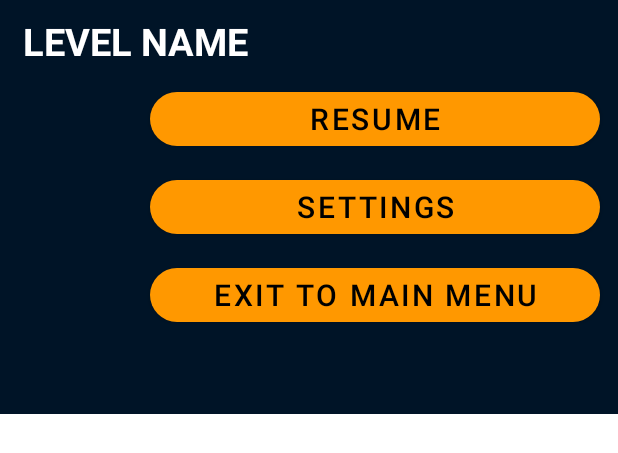
After one commit to GuyOz5252/PROJECT3, an Android app: the layout dialog_pause_menu.xml on its own in the app's theme, with its tools: preview values and no code run, on a phone screen of 412 x 824 dp. The commit adds this screen. Shown: the top 453 px of the screen. Run offline under Robolectric (Android 15) with nearby library versions, the phone set to English and light mode, and no system bars.

Commit message:
added pause menu without button function

```diff
--- a/app/src/main/java/com/example/project2_rev2/gameStructure/MainThread.java
+++ b/app/src/main/java/com/example/project2_rev2/gameStructure/MainThread.java
@@ -13,11 +13,13 @@ public class MainThread extends Thread {
     private final GameView gameView;
     private boolean isRunning;
     private Canvas canvas;
+    public static boolean isPaused;
 
     public MainThread(SurfaceHolder surfaceHolder, GameView gameView) {
         super();
         this.surfaceHolder = surfaceHolder;
         this.gameView = gameView;
+        MainThread.isPaused = false;
     }
 
     public void startThread() {
@@ -44,6 +46,7 @@ public class MainThread extends Thread {
         long targetTime = 1000 / MAX_FPS;
 
         while (isRunning) {
+            if (!isPaused) {
                 startTime = System.nanoTime();
                 canvas = null;
                 try {
@@ -83,3 +86,4 @@ public class MainThread extends Thread {
             }
         }
     }
+}
--- /dev/null
+++ b/app/src/main/res/drawable/ic_pause.xml
@@ -0,0 +1,5 @@
+<vector android:height="48dp" android:tint="@color/primaryColor"
+    android:viewportHeight="24" android:viewportWidth="24"
+    android:width="48dp" xmlns:android="http://schemas.android.com/apk/res/android">
+    <path android:fillColor="@android:color/white" android:pathData="M12,2C6.48,2 2,6.48 2,12s4.48,10 10,10 10,-4.48 10,-10S17.52,2 12,2zM11,16L9,16L9,8h2v8zM15,16h-2L13,8h2v8z"/>
+</vector>
--- /dev/null
+++ b/app/src/main/res/layout/dialog_pause_menu.xml
@@ -0,0 +1,66 @@
+<?xml version="1.0" encoding="utf-8"?>
+<RelativeLayout xmlns:android="http://schemas.android.com/apk/res/android"
+    android:layout_width="500dp"
+    android:layout_height="wrap_content"
+    xmlns:app="http://schemas.android.com/apk/res-auto"
+    android:background="@color/dialogColor">
+
+    <TextView
+        android:id="@+id/txtLevelName_pauseMenuDialog"
+        android:layout_width="wrap_content"
+        android:layout_height="wrap_content"
+        android:layout_marginTop="10dp"
+        android:layout_marginLeft="15dp"
+
+        android:text="level name"
+        android:textAllCaps="true"
+        android:textColor="@color/secondaryTextColor"
+        android:textSize="25dp"
+        android:textStyle="bold" />
+
+    <RelativeLayout
+        android:layout_width="500dp"
+        android:layout_height="wrap_content"
+        android:padding="30dp"
+        android:layout_margin="20dp">
+
+        <Button
+            android:id="@+id/btnResume_pauseMenuDialog"
+            android:layout_width="300dp"
+            android:layout_height="wrap_content"
+            android:layout_centerHorizontal="true"
+
+            android:layout_margin="5dp"
+            android:text="resume"
+            android:textSize="20dp"
+            app:cornerRadius="20dp" />
+
+        <Button
+            android:id="@+id/btnSettings_pauseMenuDialog"
+            android:layout_width="300dp"
+            android:layout_height="wrap_content"
+
+            android:layout_below="@+id/btnResume_pauseMenuDialog"
+            android:layout_centerHorizontal="true"
+
+            android:layout_margin="5dp"
+            android:text="settings"
+            android:textSize="20dp"
+            app:cornerRadius="20dp" />
+
+        <Button
+            android:id="@+id/btnExit_pauseMenuDialog"
+            android:layout_width="300dp"
+            android:layout_height="wrap_content"
+
+            android:layout_below="@+id/btnSettings_pauseMenuDialog"
+            android:layout_centerHorizontal="true"
+
+            android:layout_margin="5dp"
+            android:text="exit to main menu"
+            android:textSize="20dp"
+            app:cornerRadius="20dp" />
+
+    </RelativeLayout>
+
+</RelativeLayout>
```
Also changed, not shown: app/src/main/java/com/example/project2_rev2/gameStructure/GameView.java (+64 -1 lines), app/src/main/res/layout/activity_game_view.xml (+9 -0 lines). Lines whose indentation alone changed are shown as unchanged.
